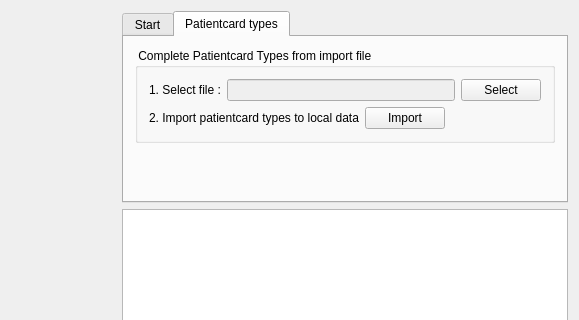
Above: dbtool/mainwindow.ui from tbikfalvi/Belenus before the change; both pictures show x 95 to 674 and y 0 to 320 of the 674 by 419 pixel window. Below: the same form after it.
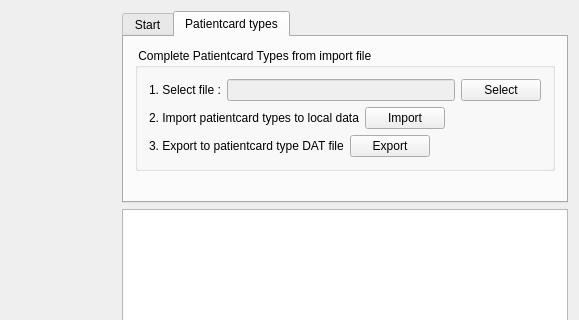
That is the form after the change. The open tabs and pages were chosen to show the change. Icons and pictures are not drawn.

```diff
--- a/dbtool/mainwindow.ui
+++ b/dbtool/mainwindow.ui
@@ -244,6 +244,41 @@
                </item>
               </layout>
              </item>
+             <item>
+              <layout class="QHBoxLayout" name="horizontalLayout_5">
+               <item>
+                <widget class="QLabel" name="lblP2P1S3">
+                 <property name="text">
+                  <string>3. Export to patientcard type DAT file</string>
+                 </property>
+                </widget>
+               </item>
+               <item>
+                <widget class="QPushButton" name="pbExportPCTDat">
+                 <property name="text">
+                  <string>Export</string>
+                 </property>
+                 <property name="icon">
+                  <iconset resource="DBTool.qrc">
+                   <normaloff>:/imgButton/export.png</normaloff>:/imgButton/export.png</iconset>
+                 </property>
+                </widget>
+               </item>
+               <item>
+                <spacer name="horizontalSpacer_3">
+                 <property name="orientation">
+                  <enum>Qt::Horizontal</enum>
+                 </property>
+                 <property name="sizeHint" stdset="0">
+                  <size>
+                   <width>40</width>
+                   <height>20</height>
+                  </size>
+                 </property>
+                </spacer>
+               </item>
+              </layout>
+             </item>
             </layout>
            </widget>
           </item>
```
Left out of the diff: 4 changed lines with no effect on the pictures.
